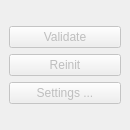
Before: the Qt Designer form Code/GUI/lib/ManualSegmentationDockWidget.ui in gofigure2/GoFigure2, drawn with Qt 5.
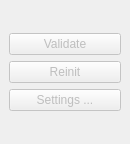
After: the same form once the commit is applied.

Commit message: change spacers for some dock widgets

```diff
--- a/Code/GUI/lib/ManualSegmentationDockWidget.ui
+++ b/Code/GUI/lib/ManualSegmentationDockWidget.ui
@@ -7,7 +7,7 @@
     <x>0</x>
     <y>0</y>
     <width>130</width>
-    <height>130</height>
+    <height>144</height>
    </rect>
   </property>
   <property name="minimumSize">
```
The commit also changes 2 other files.
